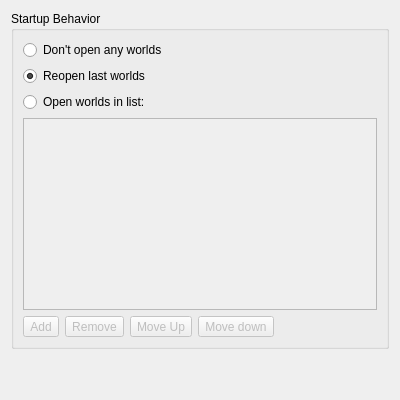
Above: smushclient-qt/cpp/ui/settings/startup.ui from jnbooth/smushclient before the change. Below: the same form after it.
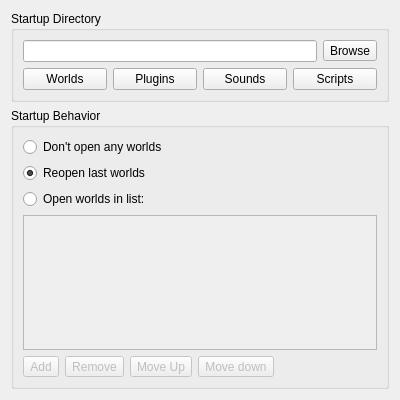
That is the form after the change. Icons and pictures are not drawn.

Commit message: startup directory setting

```diff
--- a/smushclient-qt/cpp/ui/settings/startup.ui
+++ b/smushclient-qt/cpp/ui/settings/startup.ui
@@ -14,6 +14,80 @@
    <string>Form</string>
   </property>
   <layout class="QVBoxLayout" name="verticalLayout">
+   <item>
+    <widget class="QGroupBox" name="groupBox">
+     <property name="title">
+      <string>Startup Directory</string>
+     </property>
+     <layout class="QVBoxLayout" name="verticalLayout_3">
+      <item>
+       <layout class="QHBoxLayout" name="horizontalLayout_3">
+        <item>
+         <widget class="QLineEdit" name="StartupDirectory">
+          <property name="clearButtonEnabled">
+           <bool>true</bool>
+          </property>
+         </widget>
+        </item>
+        <item>
+         <widget class="QToolButton" name="StartupDirectory_browse">
+          <property name="text">
+           <string>Browse</string>
+          </property>
+          <property name="icon">
+           <iconset theme="QIcon::ThemeIcon::DocumentOpen"/>
+          </property>
+         </widget>
+        </item>
+       </layout>
+      </item>
+      <item>
+       <layout class="QHBoxLayout" name="_layout">
+        <item>
+         <widget class="QPushButton" name="browse_worlds">
+          <property name="text">
+           <string>Worlds</string>
+          </property>
+          <property name="icon">
+           <iconset theme="QIcon::ThemeIcon::DocumentOpen"/>
+          </property>
+         </widget>
+        </item>
+        <item>
+         <widget class="QPushButton" name="browse_plugins">
+          <property name="text">
+           <string>Plugins</string>
+          </property>
+          <property name="icon">
+           <iconset theme="QIcon::ThemeIcon::DocumentOpen"/>
+          </property>
+         </widget>
+        </item>
+        <item>
+         <widget class="QPushButton" name="browse_sounds">
+          <property name="text">
+           <string>Sounds</string>
+          </property>
+          <property name="icon">
+           <iconset theme="QIcon::ThemeIcon::DocumentOpen"/>
+          </property>
+         </widget>
+        </item>
+        <item>
+         <widget class="QPushButton" name="browse_scripts">
+          <property name="text">
+           <string>Scripts</string>
+          </property>
+          <property name="icon">
+           <iconset theme="QIcon::ThemeIcon::DocumentOpen"/>
+          </property>
+         </widget>
+        </item>
+       </layout>
+      </item>
+     </layout>
+    </widget>
+   </item>
    <item>
     <widget class="QGroupBox" name="StartupBehavior">
      <property name="title">
```
The commit also changes 9 other files.
